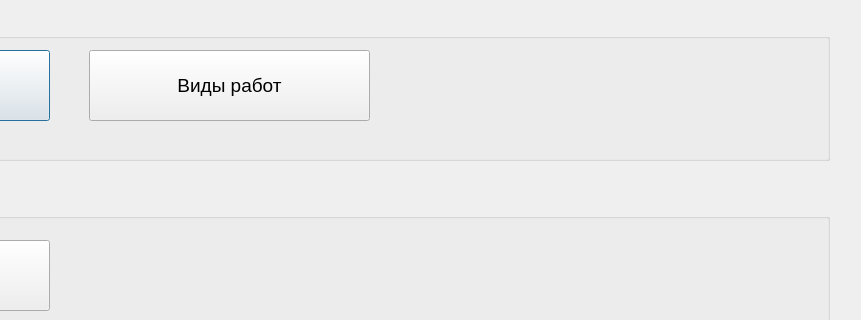
Old version of the form Start.ui in the repository mishafominih/Accounting; both pictures show x 261 to 1122 and y 0 to 320 of the 1122 by 842 pixel window.
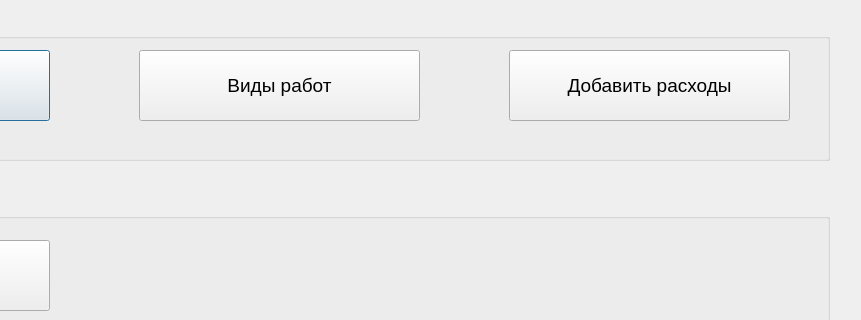
New version of the form.

The edit to the form file:
```diff
--- a/Start.ui
+++ b/Start.ui
@@ -46,7 +46,7 @@
    <widget class="QPushButton" name="WorksButton">
     <property name="geometry">
      <rect>
-      <x>330</x>
+      <x>380</x>
       <y>40</y>
       <width>281</width>
       <height>71</height>
@@ -56,6 +56,19 @@
      <string>Виды работ</string>
     </property>
    </widget>
+   <widget class="QPushButton" name="LoseButton">
+    <property name="geometry">
+     <rect>
+      <x>750</x>
+      <y>40</y>
+      <width>281</width>
+      <height>71</height>
+     </rect>
+    </property>
+    <property name="text">
+     <string>Добавить расходы</string>
+    </property>
+   </widget>
   </widget>
   <widget class="QGroupBox" name="groupBox_2">
    <property name="geometry">
```
